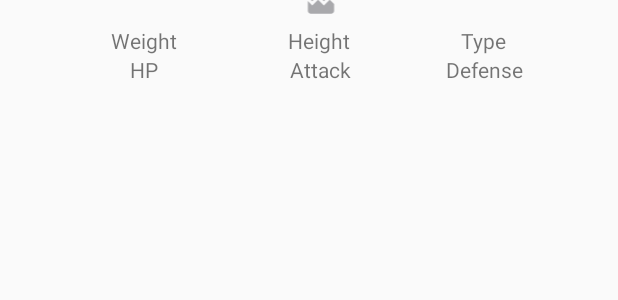
After one commit to dariakorzhueva/pokeapi-client, an Android app: the layout fragment_detail.xml on its own in the app's theme, with its tools: preview values and no code run, on a phone screen of 412 x 824 dp. The commit adds this screen. Shown: the top 300 px of the screen. Run offline under Robolectric (Android 15) with nearby library versions, the phone set to English and light mode, and no system bars.

Commit message:
Add fragment with pokemon's details

```diff
--- a/app/build.gradle
+++ b/app/build.gradle
@@ -2,6 +2,7 @@ apply plugin: 'com.android.application'
 apply plugin: 'kotlin-android'
 apply plugin: 'kotlin-kapt'
 apply plugin: 'kotlin-android-extensions'
+apply plugin: "androidx.navigation.safeargs"
 
 android {
     compileSdkVersion 29
--- a/app/src/main/AndroidManifest.xml
+++ b/app/src/main/AndroidManifest.xml
@@ -2,6 +2,7 @@
 <manifest xmlns:android="http://schemas.android.com/apk/res/android"
     package="com.korzhueva.pokeapiclient">
     <uses-permission android:name="android.permission.INTERNET"/>
+    <uses-permission android:name="android.permission.ACCESS_NETWORK_STATE" />
 
     <application
         android:allowBackup="true"
--- a/app/src/main/java/com/korzhueva/pokeapiclient/MainActivity.kt
+++ b/app/src/main/java/com/korzhueva/pokeapiclient/MainActivity.kt
@@ -1,10 +1,9 @@
 package com.korzhueva.pokeapiclient
 
+import android.os.Bundle
 import androidx.appcompat.app.AppCompatActivity
-import android.os.Bundle
 
 class MainActivity : AppCompatActivity() {
-
     override fun onCreate(savedInstanceState: Bundle?) {
         super.onCreate(savedInstanceState)
         setContentView(R.layout.activity_main)
--- a/app/src/main/java/com/korzhueva/pokeapiclient/adapters/BindingAdapter.kt
+++ b/app/src/main/java/com/korzhueva/pokeapiclient/adapters/BindingAdapter.kt
@@ -1,5 +1,6 @@
 package com.korzhueva.pokeapiclient.adapters
 
+import android.util.Log
 import android.widget.ImageView
 import androidx.core.net.toUri
 import androidx.databinding.BindingAdapter
@@ -11,8 +12,8 @@ import com.korzhueva.pokeapiclient.models.PokemonItem
 
 @BindingAdapter("pokeData")
 fun bindRecyclerView(recyclerView: RecyclerView, data: List<PokemonItem>?) {
-    val adapter = recyclerView.adapter as PhotoGridAdapter
-    adapter.submitList(data)
+        val adapter = recyclerView.adapter as PhotoGridAdapter
+        adapter.submitList(data)
 }
 
 
--- a/app/src/main/java/com/korzhueva/pokeapiclient/models/PokemonItem.kt
+++ b/app/src/main/java/com/korzhueva/pokeapiclient/models/PokemonItem.kt
@@ -1,5 +1,9 @@
 package com.korzhueva.pokeapiclient.models
 
+import android.os.Parcelable
+import kotlinx.android.parcel.Parcelize
+
+@Parcelize
 data class PokemonItem(
     val id: String = "",
     val name: String  = "",
@@ -10,4 +14,4 @@ data class PokemonItem(
     var defense: Int = 0,
     var hp: Int = 0,
     var sprite: String? = ""
-)
+): Parcelable
--- a/app/src/main/java/com/korzhueva/pokeapiclient/repository/PokemonRepository.kt
+++ b/app/src/main/java/com/korzhueva/pokeapiclient/repository/PokemonRepository.kt
@@ -1,5 +1,6 @@
 package com.korzhueva.pokeapiclient.repository
 
+import android.util.Log
 import com.korzhueva.pokeapiclient.models.PokemonItem
 import com.korzhueva.pokeapiclient.network.PokeApi
 import com.korzhueva.pokeapiclient.utils.asDomainModel
@@ -8,6 +9,7 @@ class PokemonRepository {
     lateinit var itemsConverted: List<PokemonItem>
 
     suspend fun refreshData(newOffset: Int) {
+        try{
         val responseList = PokeApi.retrofitService.getPokemonList(offset=newOffset).await()
 
         itemsConverted = responseList.results.map {
@@ -23,5 +25,9 @@ class PokemonRepository {
             it.hp = responsePokemon.stats[0].baseStat
             it.sprite = responsePokemon.sprites.frontDefault
         }
+        }
+        catch(e: Exception){
+            Log.d("PokeListFragmentEx","$e")
+        }
     }
 }
--- a/app/src/main/java/com/korzhueva/pokeapiclient/utils/Util.kt
+++ b/app/src/main/java/com/korzhueva/pokeapiclient/utils/Util.kt
@@ -1,5 +1,7 @@
 package com.korzhueva.pokeapiclient.utils
 
+import android.content.Context
+import android.net.ConnectivityManager
 import com.korzhueva.pokeapiclient.models.PokemonItem
 import com.korzhueva.pokeapiclient.models.PokemonLink
 
--- /dev/null
+++ b/app/src/main/res/layout/fragment_detail.xml
@@ -0,0 +1,96 @@
+<?xml version="1.0" encoding="utf-8"?>
+<layout xmlns:app="http://schemas.android.com/apk/res-auto"
+    xmlns:android="http://schemas.android.com/apk/res/android"
+    xmlns:tools="http://schemas.android.com/tools">
+
+    <data>
+        <variable
+            name="viewModel"
+            type="com.korzhueva.pokeapiclient.viewmodels.PokemonDetailViewModel" />
+    </data>
+
+    <androidx.constraintlayout.widget.ConstraintLayout
+        android:layout_width="match_parent"
+        android:layout_height="match_parent">
+
+        <ImageView
+            android:id="@+id/pokemon_image"
+            android:layout_width="wrap_content"
+            android:layout_height="wrap_content"
+            app:layout_constraintBottom_toTopOf="parent"
+            app:layout_constraintEnd_toEndOf="parent"
+            app:layout_constraintHorizontal_bias="0.521"
+            app:layout_constraintStart_toStartOf="parent"
+            app:layout_constraintTop_toTopOf="parent"
+            android:padding="5dp"
+            tools:src="@drawable/ic_broken_image" />
+
+        <TextView
+            android:id="@+id/pokemon_weight"
+            android:layout_width="wrap_content"
+            android:layout_height="wrap_content"
+            app:layout_constraintEnd_toStartOf="@+id/pokemon_height"
+            app:layout_constraintHorizontal_bias="0.5"
+            app:layout_constraintStart_toStartOf="parent"
+            app:layout_constraintTop_toBottomOf="@id/pokemon_image"
+            android:text="Weight: "
+            tools:text="Weight" />
+
+        <TextView
+            android:id="@+id/pokemon_height"
+            android:layout_width="wrap_content"
+            android:layout_height="wrap_content"
+            app:layout_constraintEnd_toStartOf="@+id/pokemon_type"
+
+            app:layout_constraintHorizontal_bias="0.5"
+            app:layout_constraintStart_toEndOf="@+id/pokemon_weight"
+            app:layout_constraintTop_toBottomOf="@id/pokemon_image"
+            android:text="Height: "
+            tools:text="Height" />
+
+        <TextView
+            android:id="@+id/pokemon_type"
+            android:layout_width="wrap_content"
+            android:layout_height="wrap_content"
+            app:layout_constraintEnd_toEndOf="parent"
+            app:layout_constraintHorizontal_bias="0.5"
+            app:layout_constraintStart_toEndOf="@+id/pokemon_height"
+            app:layout_constraintTop_toBottomOf="@id/pokemon_image"
+            android:text="Type: "
+            tools:text="Type" />
+
+        <TextView
+            android:id="@+id/pokemon_hp"
+            android:layout_width="wrap_content"
+            android:layout_height="wrap_content"
+            app:layout_constraintTop_toBottomOf="@id/pokemon_weight"
+            app:layout_constraintEnd_toStartOf="@+id/pokemon_height"
+            app:layout_constraintHorizontal_bias="0.5"
+            app:layout_constraintStart_toStartOf="parent"
+            android:text="HP: "
+            tools:text="HP" />
+
+        <TextView
+            android:id="@+id/pokemon_attack"
+            android:layout_width="wrap_content"
+            android:layout_height="wrap_content"
+            app:layout_constraintEnd_toStartOf="@+id/pokemon_defense"
+            app:layout_constraintHorizontal_bias="0.583"
+            app:layout_constraintStart_toEndOf="@+id/pokemon_hp"
+            app:layout_constraintTop_toBottomOf="@id/pokemon_height"
+            android:text="Attack: "
+            tools:text="Attack"/>
+
+        <TextView
+            android:id="@+id/pokemon_defense"
+            android:layout_width="wrap_content"
+            android:layout_height="wrap_content"
+            app:layout_constraintTop_toBottomOf="@id/pokemon_type"
+            app:layout_constraintEnd_toEndOf="parent"
+            app:layout_constraintHorizontal_bias="0.5"
+            app:layout_constraintStart_toEndOf="@+id/pokemon_height"
+            android:text="Defense: "
+            tools:text="Defense"/>
+
+    </androidx.constraintlayout.widget.ConstraintLayout>
+</layout>
--- a/app/src/main/res/values/strings.xml
+++ b/app/src/main/res/values/strings.xml
@@ -1,3 +1,4 @@
 <resources>
     <string name="app_name">pokeapi-client</string>
+    <string name="no_internet_connection">No Internet Connection</string>
 </resources>
--- a/build.gradle
+++ b/build.gradle
@@ -10,7 +10,7 @@ buildscript {
     dependencies {
         classpath 'com.android.tools.build:gradle:3.6.3'
         classpath "org.jetbrains.kotlin:kotlin-gradle-plugin:$kotlin_version"
-
+        classpath "android.arch.navigation:navigation-safe-args-gradle-plugin:1.0.0-alpha09"
         // NOTE: Do not place your application dependencies here; they belong
         // in the individual module build.gradle files
     }
```
Also changed, not shown: app/src/main/java/com/korzhueva/pokeapiclient/ui/PokeListFragment.kt (+8 -2 lines), app/src/main/java/com/korzhueva/pokeapiclient/ui/PokemonDetailFragment.kt (added, +33 -0 lines), app/src/main/java/com/korzhueva/pokeapiclient/ui/PokemonDetailViewModelFactory.kt (added, +20 -0 lines), app/src/main/java/com/korzhueva/pokeapiclient/viewmodels/PokeListViewModel.kt (+14 -0 lines), app/src/main/java/com/korzhueva/pokeapiclient/viewmodels/PokemonDetailViewModel.kt (added, +16 -0 lines), app/src/main/res/layout/fragment_pokelist.xml (+13 -0 lines), app/src/main/res/navigation/nav_graph.xml (+18 -2 lines).
